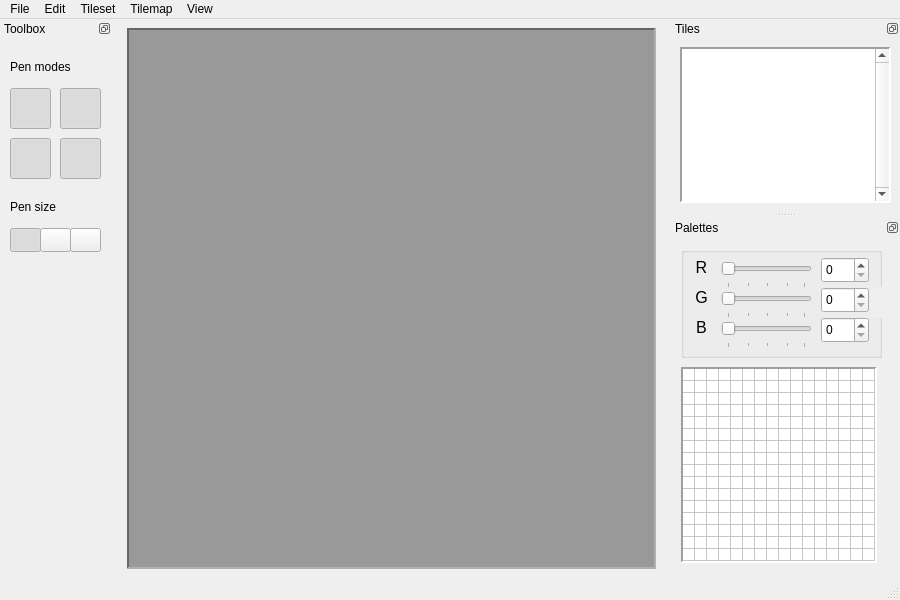
Qt form mainwindow.ui (LoxoSoftware/RetroMap) before a commit.
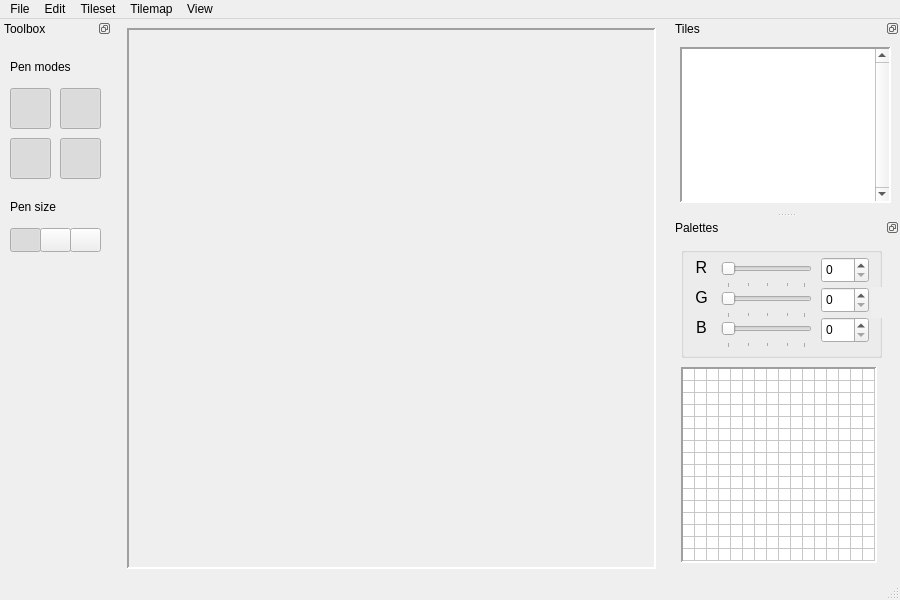
The same form after that commit. Icons and pictures are not drawn.

Commit message: Ui: Added a cool wallpaper

What changed in the file:
```diff
--- a/mainwindow.ui
+++ b/mainwindow.ui
@@ -19,13 +19,15 @@
   <property name="windowTitle">
    <string notr="true">RetroMap (in-dev)</string>
   </property>
+  <property name="styleSheet">
+   <string notr="true">QMainWindow QScrollArea {
+  background-image: url(:/ui/bgtile);
+}</string>
+  </property>
   <widget class="QWidget" name="centralwidget">
    <layout class="QGridLayout" name="gridLayout">
     <item row="0" column="0">
      <widget class="QScrollArea" name="winCanvasArea">
-      <property name="styleSheet">
-       <string notr="true">background-color:#999</string>
-      </property>
       <property name="frameShape">
        <enum>QFrame::Shape::Panel</enum>
       </property>
```
The commit also changes 2 other files.
